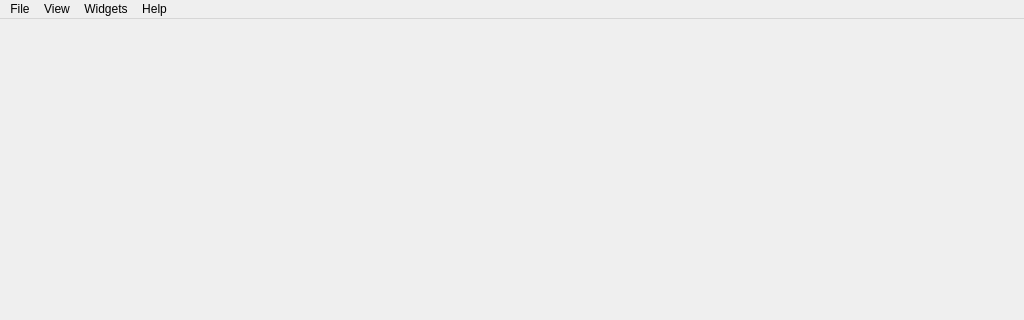
Before: the Qt Designer form src/ui/MainWindow.ui in tompla-jp/qgroundcontrol, drawn with Qt 5; both pictures show x 0 to 1024 and y 0 to 320 of the 1024 by 600 pixel window.
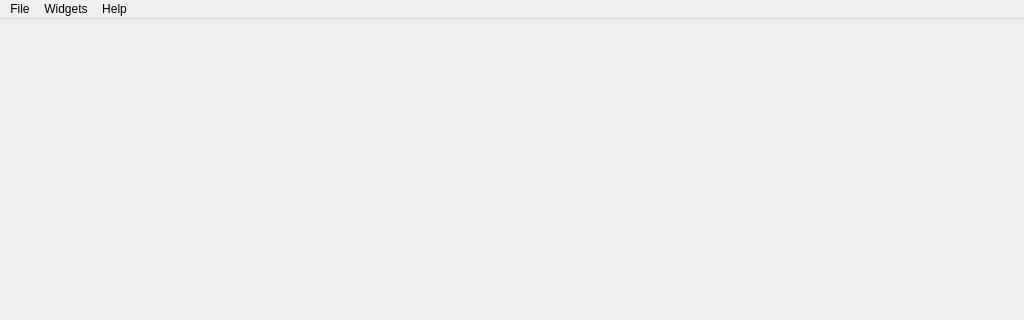
After: the same form once the commit is applied.

Commit message: Get rid of View menu

The edit to the form file:
```diff
--- a/src/ui/MainWindow.ui
+++ b/src/ui/MainWindow.ui
@@ -51,7 +51,7 @@
      <x>0</x>
      <y>0</y>
      <width>1024</width>
-     <height>21</height>
+     <height>22</height>
     </rect>
    </property>
    <widget class="QMenu" name="menuMGround">
@@ -72,24 +72,12 @@
     <addaction name="actionProject_Roadmap"/>
     <addaction name="actionDeveloper_Credits"/>
    </widget>
-   <widget class="QMenu" name="menuPerspectives">
-    <property name="title">
-     <string>View</string>
-    </property>
-    <addaction name="actionSetup"/>
-    <addaction name="actionPlan"/>
-    <addaction name="actionFlight"/>
-    <addaction name="separator"/>
-    <addaction name="separator"/>
-    <addaction name="actionStatusBar"/>
-   </widget>
    <widget class="QMenu" name="menuWidgets">
     <property name="title">
      <string>Widgets</string>
     </property>
    </widget>
    <addaction name="menuMGround"/>
-   <addaction name="menuPerspectives"/>
    <addaction name="menuWidgets"/>
    <addaction name="menuHelp"/>
   </widget>
```
Left out of the diff: 42 changed lines with no effect on the pictures. The commit also changes 2 other files.
